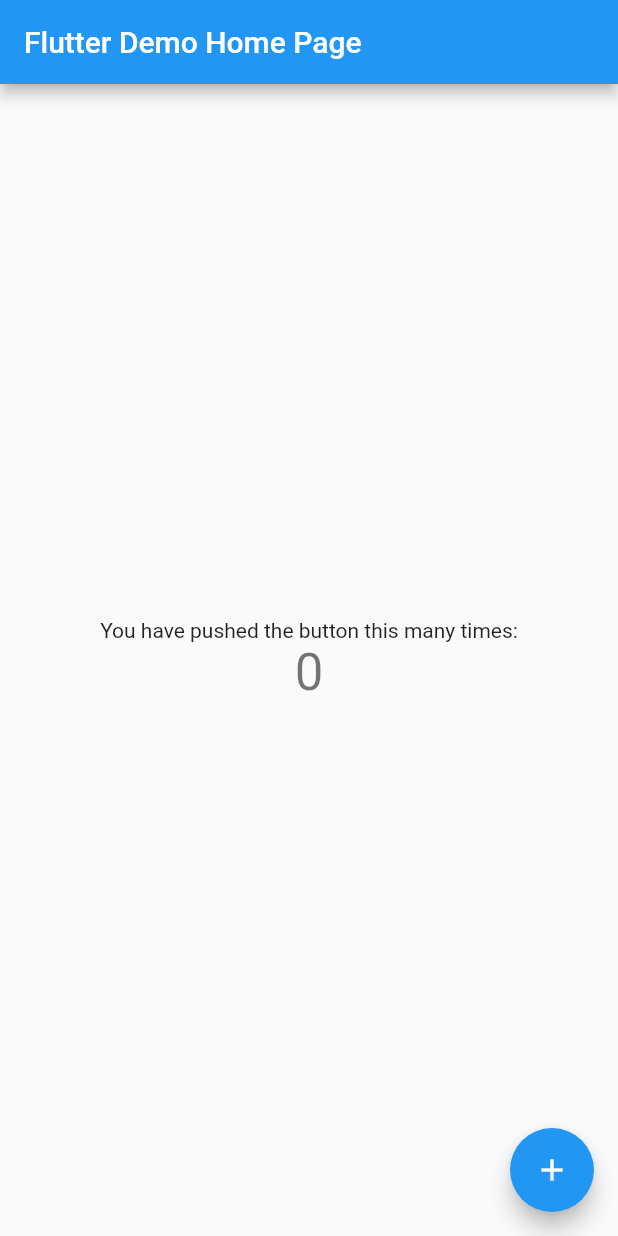
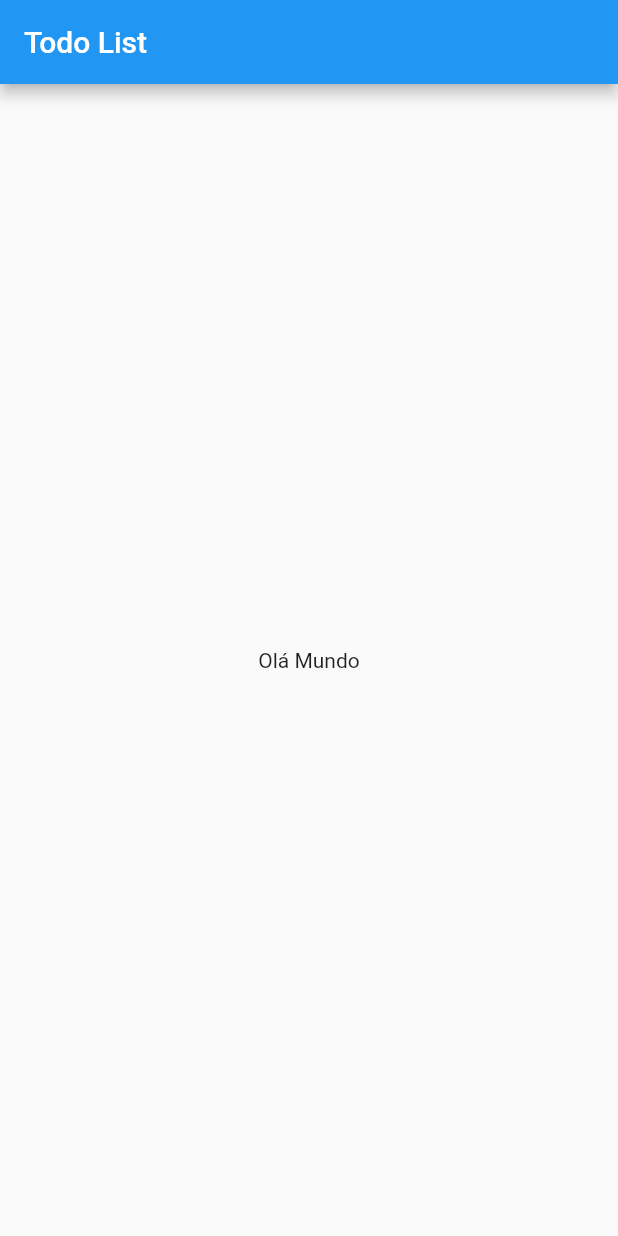
Before and after one commit to jpsduarte/todos, a Flutter app: the screen it shows after launch, on a phone screen of 412 x 824 dp. Run offline on Flutter 3.47's test engine with Material 2 defaults, Android fonts, the phone set to English and light mode, and no system bars.

Commit message:
Scaffolding application

```diff
--- a/lib/main.dart
+++ b/lib/main.dart
@@ -1,111 +1,34 @@
 import 'package:flutter/material.dart';
 
-void main() => runApp(MyApp());
+void main() => runApp(App());
 
-class MyApp extends StatelessWidget {
+class App extends StatelessWidget {
   // This widget is the root of your application.
   @override
   Widget build(BuildContext context) {
     return MaterialApp(
-      title: 'Flutter Demo',
+      title: 'Todos App',
+      debugShowCheckedModeBanner: false,
       theme: ThemeData(
-        // This is the theme of your application.
-        //
-        // Try running your application with "flutter run". You'll see the
-        // application has a blue toolbar. Then, without quitting the app, try
-        // changing the primarySwatch below to Colors.green and then invoke
-        // "hot reload" (press "r" in the console where you ran "flutter run",
-        // or simply save your changes to "hot reload" in a Flutter IDE).
-        // Notice that the counter didn't reset back to zero; the application
-        // is not restarted.
         primarySwatch: Colors.blue,
       ),
-      home: MyHomePage(title: 'Flutter Demo Home Page'),
+      home: HomePage(),
     );
   }
 }
 
-class MyHomePage extends StatefulWidget {
-  MyHomePage({Key key, this.title}) : super(key: key);
-
-  // This widget is the home page of your application. It is stateful, meaning
-  // that it has a State object (defined below) that contains fields that affect
-  // how it looks.
-
-  // This class is the configuration for the state. It holds the values (in this
-  // case the title) provided by the parent (in this case the App widget) and
-  // used by the build method of the State. Fields in a Widget subclass are
-  // always marked "final".
-
-  final String title;
-
-  @override
-  _MyHomePageState createState() => _MyHomePageState();
-}
-
-class _MyHomePageState extends State<MyHomePage> {
-  int _counter = 0;
-
-  void _incrementCounter() {
-    setState(() {
-      // This call to setState tells the Flutter framework that something has
-      // changed in this State, which causes it to rerun the build method below
-      // so that the display can reflect the updated values. If we changed
-      // _counter without calling setState(), then the build method would not be
-      // called again, and so nothing would appear to happen.
-      _counter++;
-    });
-  }
-
+class HomePage extends StatelessWidget {
   @override
   Widget build(BuildContext context) {
-    // This method is rerun every time setState is called, for instance as done
-    // by the _incrementCounter method above.
-    //
-    // The Flutter framework has been optimized to make rerunning build methods
-    // fast, so that you can just rebuild anything that needs updating rather
-    // than having to individually change instances of widgets.
     return Scaffold(
       appBar: AppBar(
-        // Here we take the value from the MyHomePage object that was created by
-        // the App.build method, and use it to set our appbar title.
-        title: Text(widget.title),
+        title: Text("Todo List"),
       ),
-      body: Center(
-        // Center is a layout widget. It takes a single child and positions it
-        // in the middle of the parent.
-        child: Column(
-          // Column is also a layout widget. It takes a list of children and
-          // arranges them vertically. By default, it sizes itself to fit its
-          // children horizontally, and tries to be as tall as its parent.
-          //
-          // Invoke "debug painting" (press "p" in the console, choose the
-          // "Toggle Debug Paint" action from the Flutter Inspector in Android
-          // Studio, or the "Toggle Debug Paint" command in Visual Studio Code)
-          // to see the wireframe for each widget.
-          //
-          // Column has various properties to control how it sizes itself and
-          // how it positions its children. Here we use mainAxisAlignment to
-          // center the children vertically; the main axis here is the vertical
-          // axis because Columns are vertical (the cross axis would be
-          // horizontal).
-          mainAxisAlignment: MainAxisAlignment.center,
-          children: <Widget>[
-            Text(
-              'You have pushed the button this many times:',
-            ),
-            Text(
-              '$_counter',
-              style: Theme.of(context).textTheme.display1,
-            ),
-          ],
+      body: Container(
+        child: Center(
+          child: Text("Olá Mundo"),
         ),
       ),
-      floatingActionButton: FloatingActionButton(
-        onPressed: _incrementCounter,
-        tooltip: 'Increment',
-        child: Icon(Icons.add),
-      ), // This trailing comma makes auto-formatting nicer for build methods.
     );
   }
 }
```
Also changed, not shown: 1 other file.
